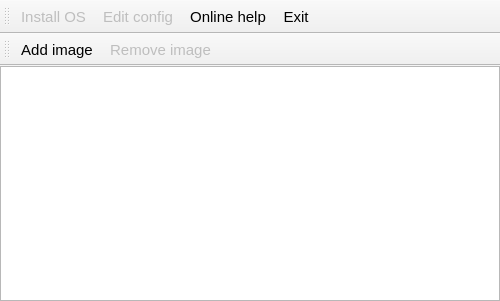
Before: the Qt Designer form recovery/mainwindow.ui in raspberrypi/noobs, drawn with Qt 5.
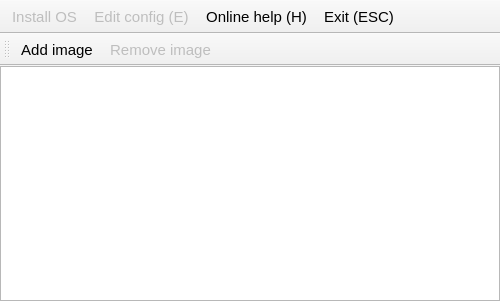
After: the same form once the commit is applied. Icons and pictures are not drawn.

What changed in the file:
```diff
--- a/recovery/mainwindow.ui
+++ b/recovery/mainwindow.ui
@@ -35,6 +35,12 @@
    </layout>
   </widget>
   <widget class="QToolBar" name="mainToolBar">
+   <property name="focusPolicy">
+    <enum>Qt::TabFocus</enum>
+   </property>
+   <property name="movable">
+    <bool>false</bool>
+   </property>
    <property name="iconSize">
     <size>
      <width>22</width>
@@ -95,7 +101,7 @@
      <normaloff>:/icons/door_in.png</normaloff>:/icons/door_in.png</iconset>
    </property>
    <property name="text">
-    <string>Exit</string>
+    <string>Exit (ESC)</string>
    </property>
    <property name="shortcut">
     <string>Esc</string>
@@ -143,7 +149,13 @@
      <normaloff>:/icons/page_white_edit.png</normaloff>:/icons/page_white_edit.png</iconset>
    </property>
    <property name="text">
-    <string>Edit config</string>
+    <string>Edit config (E)</string>
+   </property>
+   <property name="toolTip">
+    <string>Opens the config.txt and cmdline.txt for the installed OS in a text editor.</string>string>
+   </property>
+   <property name="shortcut">
+    <string>E</string>
    </property>
   </action>
   <action name="actionBrowser">
@@ -152,7 +164,7 @@
      <normaloff>:/icons/world.png</normaloff>:/icons/world.png</iconset>
    </property>
    <property name="text">
-    <string>Online help</string>
+    <string>Online help (H)</string>
    </property>
    <property name="toolTip">
     <string>Online help</string>
```
Left out of the diff: 24 changed lines with no effect on the pictures.
